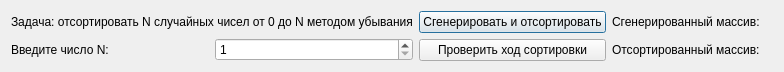
Old version of the form 21.02.20 SortNums/untitled/laba1.ui in the repository liaten/my-projects.
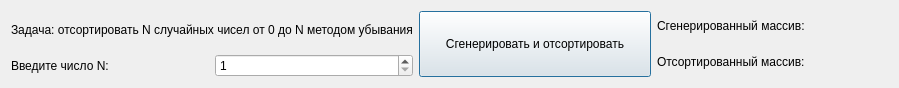
New version of the form.

The edit to the form file:
```diff
--- a/21.02.20 SortNums/untitled/laba1.ui
+++ b/21.02.20 SortNums/untitled/laba1.ui
@@ -6,8 +6,8 @@
    <rect>
     <x>0</x>
     <y>0</y>
-    <width>726</width>
-    <height>72</height>
+    <width>899</width>
+    <height>88</height>
    </rect>
   </property>
   <property name="windowTitle">
@@ -67,19 +67,6 @@
        </property>
       </widget>
      </item>
-     <item>
-      <widget class="QPushButton" name="pushButton_2">
-       <property name="sizePolicy">
-        <sizepolicy hsizetype="Minimum" vsizetype="Minimum">
-         <horstretch>0</horstretch>
-         <verstretch>0</verstretch>
-        </sizepolicy>
-       </property>
-       <property name="text">
-        <string>Проверить ход сортировки</string>
-       </property>
-      </widget>
-     </item>
     </layout>
    </item>
    <item>
```
